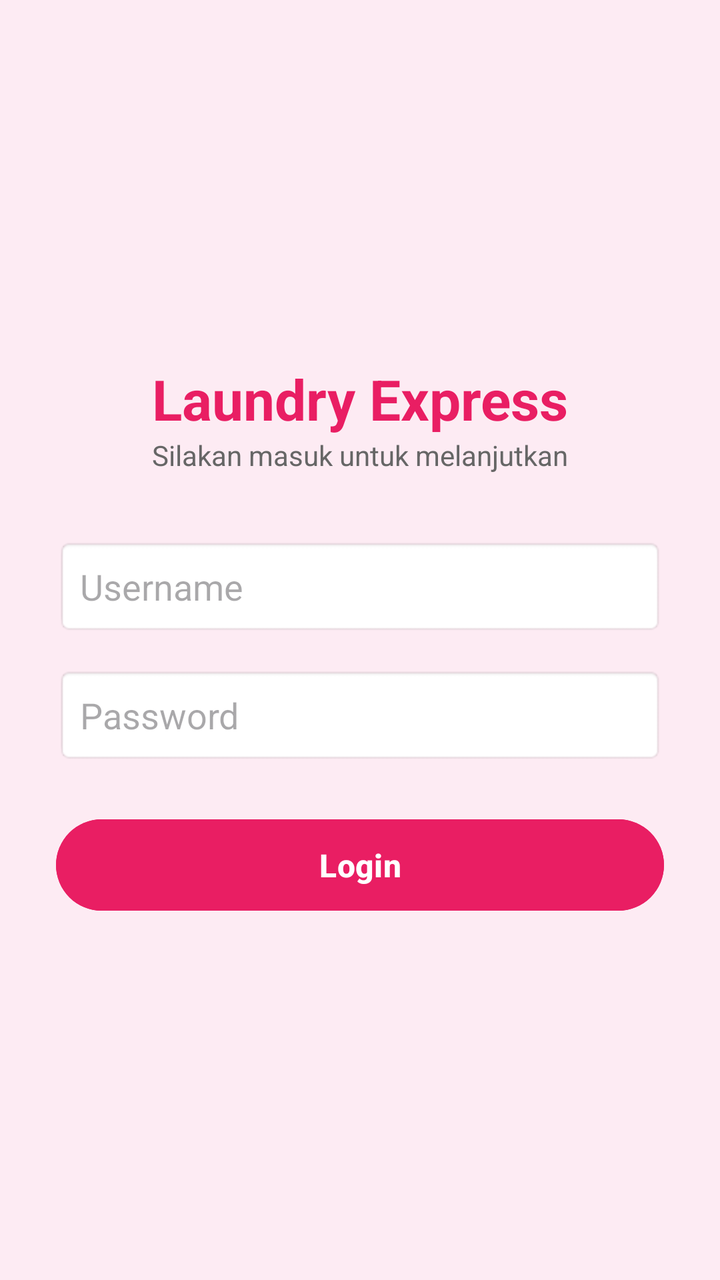
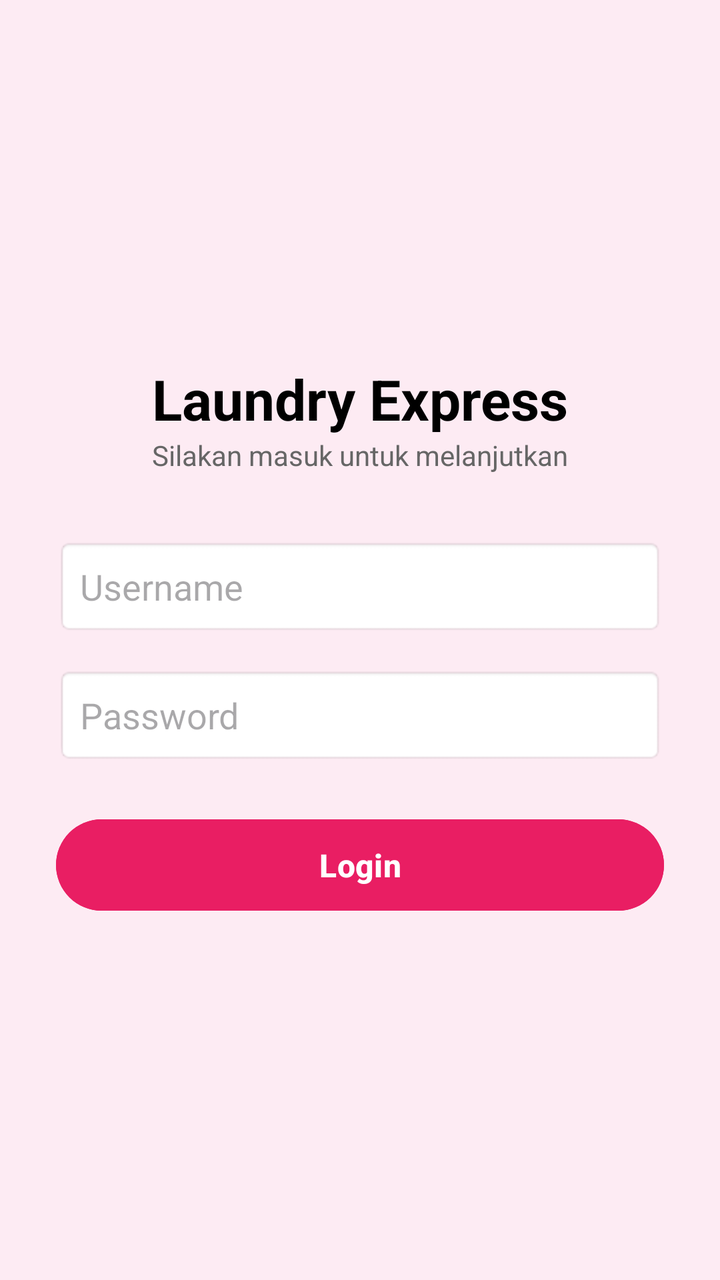

Two renders of the same Android screen: before a commit and after it. Below are the layout's source before the change and the commit's diff.
<!-- AndroidManifest.xml: application theme Theme.Qla_Cimol -->
<!-- res/layout/activity_main.xml -->
<?xml version="1.0" encoding="utf-8"?>
<LinearLayout xmlns:android="http://schemas.android.com/apk/res/android"
    android:id="@+id/main"
    android:layout_width="match_parent"
    android:layout_height="match_parent"
    android:background="#FDEBF3"
    android:gravity="center"
    android:orientation="vertical"
    android:padding="28dp">

    
    <TextView
        android:layout_width="wrap_content"
        android:layout_height="wrap_content"
        android:text="Laundry Express"
        android:textColor="#E91E63"
        android:textSize="28sp"
        android:textStyle="bold" />

    <TextView
        android:layout_width="wrap_content"
        android:layout_height="wrap_content"
        android:layout_marginBottom="32dp"
        android:text="Silakan masuk untuk melanjutkan"
        android:textColor="#666666"
        android:textSize="14sp" />

    
    <EditText
        android:id="@+id/etUsername"
        android:layout_width="match_parent"
        android:layout_height="wrap_content"
        android:layout_marginBottom="16dp"
        android:background="@android:drawable/editbox_background"
        android:hint="Username"
        android:inputType="text"
        android:padding="12dp" />

    
    <EditText
        android:id="@+id/etPassword"
        android:layout_width="match_parent"
        android:layout_height="wrap_content"
        android:layout_marginBottom="24dp"
        android:background="@android:drawable/editbox_background"
        android:hint="Password"
        android:inputType="textPassword"
        android:padding="12dp" />

    
    <Button
        android:id="@+id/btnLogin"
        android:layout_width="match_parent"
        android:layout_height="wrap_content"
        android:backgroundTint="#E91E63"
        android:padding="12dp"
        android:text="Login"
        android:textColor="#FFFFFF"
        android:textSize="16sp"
        android:textStyle="bold" />

</LinearLayout>
<!-- resources referenced by this layout -->
<resources>
  <style name="Theme.Qla_Cimol" parent="Base.Theme.Qla_Cimol" />
  <style name="Base.Theme.Qla_Cimol" parent="Theme.Material3.DayNight.NoActionBar">
          
          
      </style>
</resources>

<!-- the commit's change to res/layout/activity_main.xml (unified diff, before → after) -->
@@ -13,7 +13,7 @@
         android:layout_width="wrap_content"
         android:layout_height="wrap_content"
         android:text="Laundry Express"
-        android:textColor="#E91E63"
+        android:textColor="#000000"
         android:textSize="28sp"
         android:textStyle="bold" />
 
